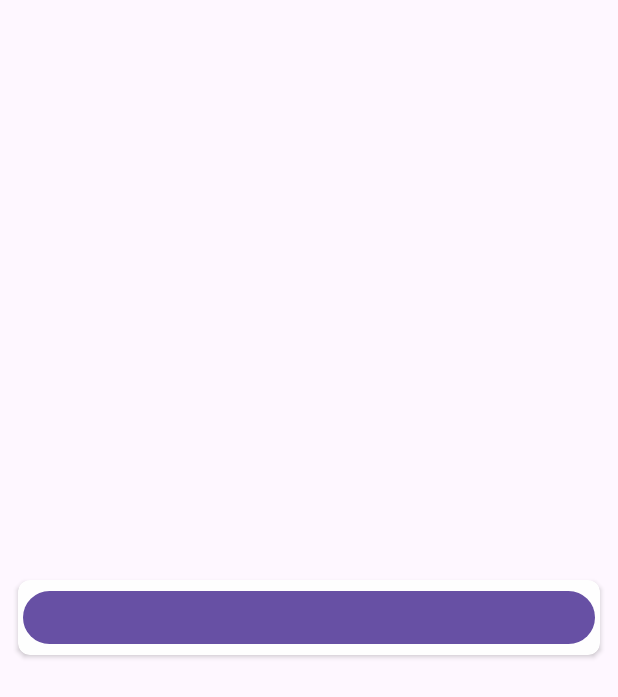
After one commit to 2001bisthebest/On-your-Books_G07, an Android app: the layout button_recycleview.xml on its own in the app's theme, with its tools: preview values and no code run, on a phone screen of 412 x 824 dp. The commit adds this screen. Shown: the top 697 px of the screen. Run offline under Robolectric (Android 15) with nearby library versions, the phone set to English and light mode, and no system bars.

Commit message:
add button recycleview

```diff
--- /dev/null
+++ b/app/src/main/res/layout/button_recycleview.xml
@@ -0,0 +1,29 @@
+<?xml version="1.0" encoding="utf-8"?>
+<androidx.cardview.widget.CardView
+    xmlns:cardview="http://schemas.android.com/apk/res-auto"
+    xmlns:android="http://schemas.android.com/apk/res/android"
+    xmlns:tools="http://schemas.android.com/tools"
+    android:id="@+id/card_view"
+    android:layout_gravity="center"
+    android:layout_width="match_parent"
+    android:layout_height="50dp"
+    android:foreground="?android:selectableItemBackground"
+    android:layout_margin="12dp"
+    cardview:cardCornerRadius="8dp"
+    cardview:cardBackgroundColor="#FEFEFE"
+    cardview:cardElevation="2dp"
+    cardview:contentPadding="3dp">
+
+    <LinearLayout
+    android:layout_width="match_parent"
+    android:layout_height="match_parent"
+    android:orientation="vertical">
+
+        <Button
+            android:id="@+id/button"
+            android:layout_width="match_parent"
+            android:layout_height="match_parent"
+            android:layout_weight="1"
+            android:text="@string/empty_text" />
+    </LinearLayout>
+</androidx.cardview.widget.CardView>
--- a/app/src/main/res/values/strings.xml
+++ b/app/src/main/res/values/strings.xml
@@ -16,4 +16,5 @@
     <string name="key_price">PRICE</string>
     <string name="back">back</string>
     <string name="hint_name">Name</string>
+    <string name="empty_text"></string>
 </resources>
```
Also changed, not shown: app/src/main/res/layout/column_list_collection.xml (+19 -0 lines).
